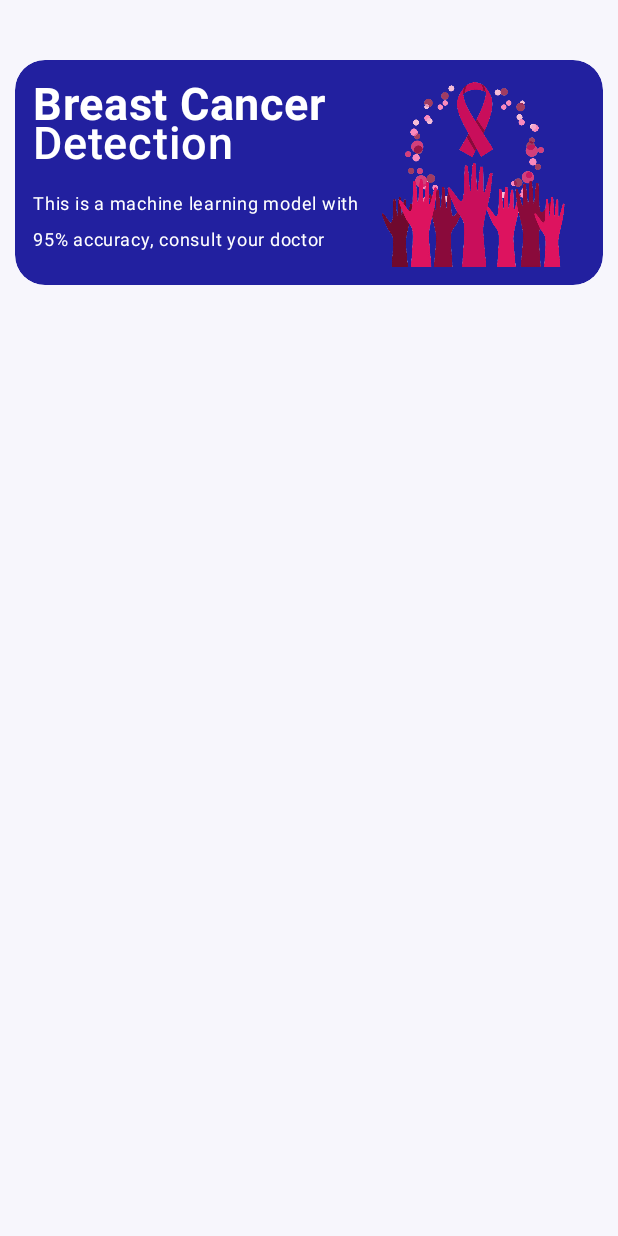
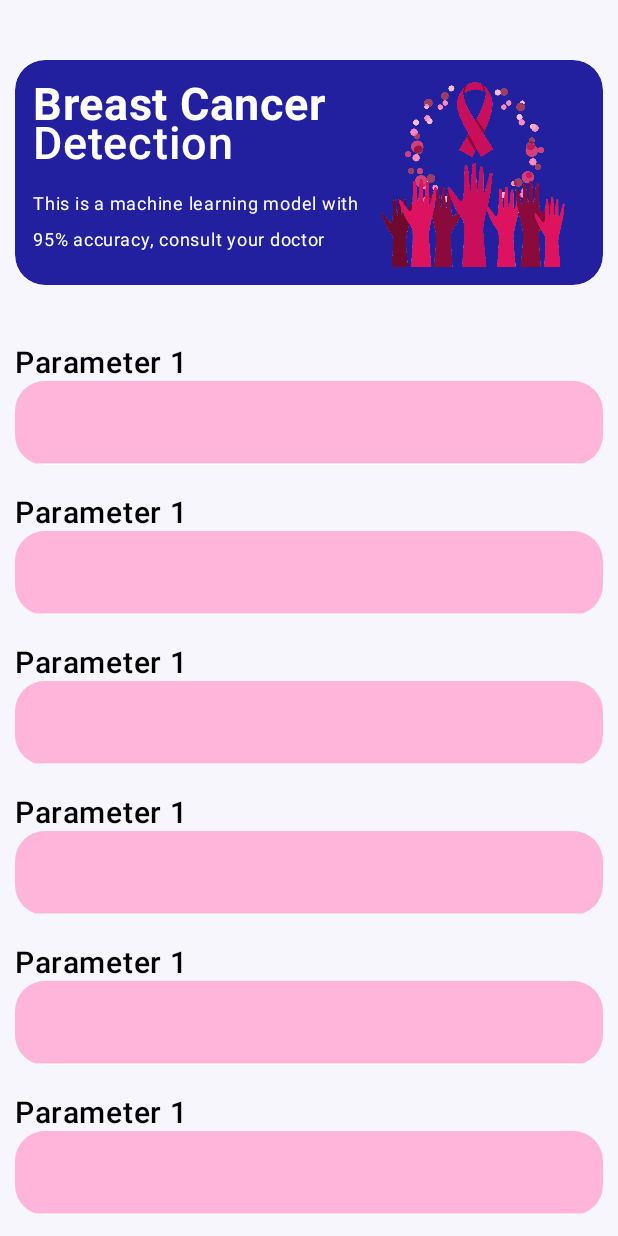
Before and after one commit to mrinmoyxb/BreastSpectra, an Android app built with Jetpack Compose: the screen it shows after launch (MainActivity), on a phone screen of 412 x 824 dp. Run offline under Robolectric (Android 15) with nearby library versions, the phone set to English and light mode, and no system bars.

Commit message:
updated the home screen UI, inserted textfields

```diff
--- a/app/src/main/java/com/example/breastspectra/View/HomeScreen/Components/HeadingCard.kt
+++ b/app/src/main/java/com/example/breastspectra/View/HomeScreen/Components/HeadingCard.kt
@@ -30,7 +30,7 @@ import androidx.compose.ui.unit.sp
 import com.example.breastspectra.R
 
 @Composable
-fun HeadingCard(text1: String, text2: String){
+fun CardHeading(text1: String, text2: String){
     Card(
         modifier = Modifier
             .fillMaxWidth()
--- a/app/src/main/java/com/example/breastspectra/View/HomeScreen/Components/InputField.kt
+++ b/app/src/main/java/com/example/breastspectra/View/HomeScreen/Components/InputField.kt
@@ -8,8 +8,12 @@ import androidx.compose.foundation.layout.fillMaxSize
 import androidx.compose.foundation.layout.fillMaxWidth
 import androidx.compose.foundation.layout.padding
 import androidx.compose.foundation.shape.RoundedCornerShape
+import androidx.compose.foundation.text.KeyboardOptions
+import androidx.compose.material3.ExperimentalMaterial3Api
 import androidx.compose.material3.Text
 import androidx.compose.material3.TextField
+import androidx.compose.material3.TextFieldColors
+import androidx.compose.material3.TextFieldDefaults
 import androidx.compose.runtime.Composable
 import androidx.compose.runtime.getValue
 import androidx.compose.runtime.mutableStateOf
@@ -18,26 +22,49 @@ import androidx.compose.runtime.setValue
 import androidx.compose.ui.Alignment
 import androidx.compose.ui.Modifier
 import androidx.compose.ui.graphics.Color
+import androidx.compose.ui.text.font.FontWeight
+import androidx.compose.ui.text.input.ImeAction
+import androidx.compose.ui.text.input.KeyboardCapitalization
+import androidx.compose.ui.text.input.KeyboardType
 import androidx.compose.ui.text.style.TextAlign
 import androidx.compose.ui.tooling.preview.Preview
 import androidx.compose.ui.unit.dp
 import androidx.compose.ui.unit.sp
 
+@OptIn(ExperimentalMaterial3Api::class)
 @Composable
-fun InputField(heading: String) {
+fun InputField(heading: String, fontSize: Int, fontWeight: FontWeight) {
     var value by remember { mutableStateOf("") }
-    Text(heading, fontSize = 20.sp, color = Color.Black, textAlign = TextAlign.Left)
-    TextField(value = value, onValueChange = { value = it }, shape = RoundedCornerShape(20.dp))
+
+    Text(heading, fontSize = fontSize.sp, color = Color.Black,
+        fontWeight = fontWeight)
+
+    TextField(value = value, onValueChange = { value = it }, shape = RoundedCornerShape(20.dp),
+        colors = TextFieldDefaults.textFieldColors(
+                containerColor = Color(0xFFFFB5DA),
+                cursorColor = Color.White,
+                focusedIndicatorColor = Color(0xFFFFB5DA),
+                unfocusedIndicatorColor = Color.White
+        ),
+        keyboardOptions = KeyboardOptions(
+            keyboardType = KeyboardType.Number
+        ),
+        modifier = Modifier.fillMaxWidth()
+    )
+
+
 }
 
 @Preview(showBackground = true)
 @Composable
 fun DemoDisp(){
     Column(
-        modifier = Modifier.fillMaxSize().padding(12.dp),
+        modifier = Modifier
+            .fillMaxSize()
+            .padding(12.dp),
         verticalArrangement = Arrangement.Center
     ){
-        InputField(heading = "Parameter 1")
+        InputField(heading = "Parameter 1", 22, FontWeight.SemiBold)
     }
 
 }
--- a/app/src/main/java/com/example/breastspectra/View/HomeScreen/Screen/HomeScreen.kt
+++ b/app/src/main/java/com/example/breastspectra/View/HomeScreen/Screen/HomeScreen.kt
@@ -6,13 +6,16 @@ import androidx.compose.foundation.layout.Spacer
 import androidx.compose.foundation.layout.fillMaxSize
 import androidx.compose.foundation.layout.height
 import androidx.compose.foundation.layout.padding
+import androidx.compose.foundation.lazy.LazyColumn
 import androidx.compose.runtime.Composable
 import androidx.compose.ui.Modifier
 import androidx.compose.ui.res.colorResource
+import androidx.compose.ui.text.font.FontWeight
 import androidx.compose.ui.tooling.preview.Preview
 import androidx.compose.ui.unit.dp
 import com.example.breastspectra.R
-import com.example.breastspectra.View.HomeScreen.Components.HeadingCard
+import com.example.breastspectra.View.HomeScreen.Components.CardHeading
+import com.example.breastspectra.View.HomeScreen.Components.InputField
 
 @Preview(showBackground = true)
 @Composable
@@ -23,6 +26,32 @@ fun HomeScreen(){
         .padding(10.dp)
     ){
         Spacer(modifier = Modifier.height(30.dp))
-        HeadingCard("Breast Cancer", "Detection")
+        CardHeading(text1 = "Breast Cancer", text2 = "Detection")
+        Spacer(modifier = Modifier.height(20.dp))
+        LazyColumn(){
+            item {
+                Spacer(modifier = Modifier.height(20.dp))
+                InputField(heading = "Parameter 1", 20, FontWeight.SemiBold)
+
+                Spacer(modifier = Modifier.height(20.dp))
+                InputField(heading = "Parameter 1", 20, FontWeight.SemiBold)
+
+                Spacer(modifier = Modifier.height(20.dp))
+                InputField(heading = "Parameter 1", 20, FontWeight.SemiBold)
+
+                Spacer(modifier = Modifier.height(20.dp))
+                InputField(heading = "Parameter 1", 20, FontWeight.SemiBold)
+
+                Spacer(modifier = Modifier.height(20.dp))
+                InputField(heading = "Parameter 1", 20, FontWeight.SemiBold)
+
+                Spacer(modifier = Modifier.height(20.dp))
+                InputField(heading = "Parameter 1", 20, FontWeight.SemiBold)
+
+                Spacer(modifier = Modifier.height(20.dp))
+                InputField(heading = "Parameter 1", 20, FontWeight.SemiBold)
+            }
+        }
+
     }
 }
```
